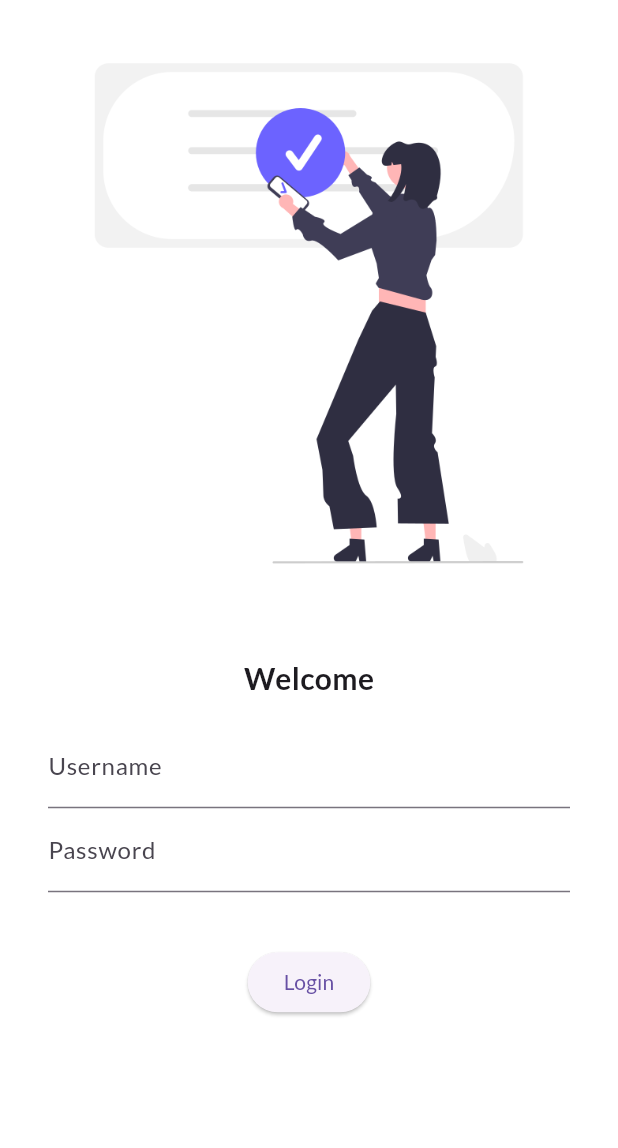
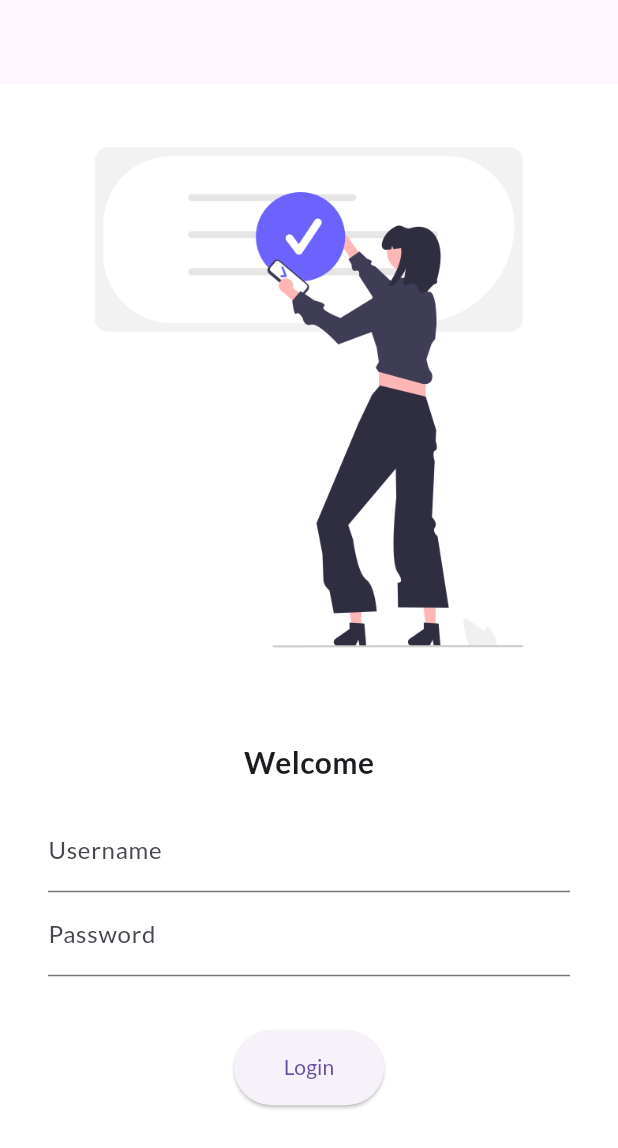
Before and after one commit to Madhavkumar-04/flutter_catlog, a Flutter app: the screen it shows after launch, on a phone screen of 412 x 824 dp. Shown: the top 1148 px of the screen. Run offline on Flutter 3.47's test engine with Material 3 defaults, Android fonts, the phone set to English and light mode, and no system bars; our stand-ins replace google_fonts.

Commit message:
second commit

```diff
--- a/lib/main.dart
+++ b/lib/main.dart
@@ -1,10 +1,11 @@
 import 'package:flutter/material.dart';
-import 'package:flutter_catlog/pages/login_page.dart';
+import 'package:flutter_catlog/utils/routes.dart';
+import 'pages/login_page.dart';
 import 'pages/home_page.dart';
 import 'package:google_fonts/google_fonts.dart';
 
 void main(){
-  runApp(MyApp());
+  runApp(const MyApp());
 }
 
 class MyApp extends StatelessWidget {
@@ -17,16 +18,16 @@ class MyApp extends StatelessWidget {
       themeMode: ThemeMode.light,
       debugShowCheckedModeBanner: false,
       theme: ThemeData(
-        primarySwatch: Colors.deepPurple,
+        primarySwatch: Colors.yellow,
         fontFamily: GoogleFonts.lato().fontFamily,
         primaryTextTheme: GoogleFonts.latoTextTheme(),
       ),
       darkTheme: ThemeData(brightness:Brightness.dark),
       routes:{
-        "/login":(context)=> HomePage(),
-        "/" :(context)=> LoginPage(),
+        MyRoutes.homePage :(context)=> const HomePage(),
+        MyRoutes.loginPage :(context)=> const LoginPage(),
       },
-      // initialRoute: '/login',
+      initialRoute: '/login',
     );
   }
 }
--- a/lib/pages/login_page.dart
+++ b/lib/pages/login_page.dart
@@ -1,15 +1,17 @@
 import "package:flutter/material.dart";
+import "package:flutter_catlog/utils/routes.dart";
 class LoginPage extends StatelessWidget {
   const LoginPage({super.key});
 
   @override
   Widget build(BuildContext context) {
     return Scaffold(
+      appBar: AppBar(),
       backgroundColor: Colors.white,
-      body: Container(child: Center(
-          child:Column(
+      body: Container(child: SingleChildScrollView(
+        child: Column(
           children: [
-              Image.asset('assets/images/login_image.png'),
+            Image.asset('assets/images/login_image.png', fit: BoxFit.fill,),
             SizedBox(height: 20,),
             Text("Welcome", style: TextStyle(fontWeight: FontWeight.bold, fontSize: 20.0),),
             Padding(
@@ -34,12 +36,16 @@ class LoginPage extends StatelessWidget {
             ),
             SizedBox(height: 20.0,),
             ElevatedButton(
-                  onPressed: ()=>{print("Madhav  ")},
+                onPressed: ()=>{
+                  Navigator.pushNamed(context, MyRoutes.homePage)
+                },
                 child: Text('Login'),
-                  style: TextButton.styleFrom(),
+                style: TextButton.styleFrom(
+                    minimumSize: Size(100, 50)
+                ),
             )
           ],
-          )
+        ),
       )
       ),
     );
--- /dev/null
+++ b/lib/utils/routes.dart
@@ -0,0 +1,4 @@
+class MyRoutes{
+  static String loginPage = '/login';
+  static String homePage = '/home';
+}
```
Lines whose indentation alone changed are shown as unchanged.
